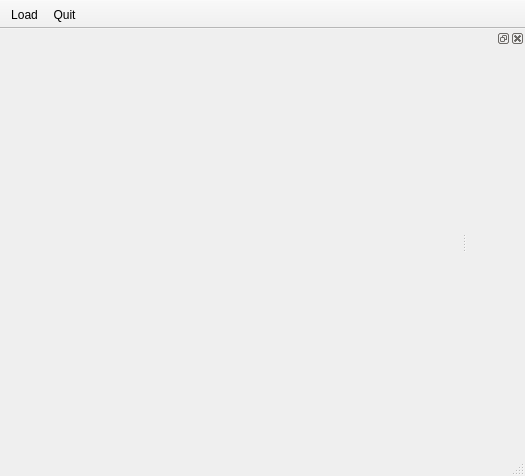
The window that ui/mainwindow.ui (probonopd/mu-image) describes before a commit, drawn with Qt 5.
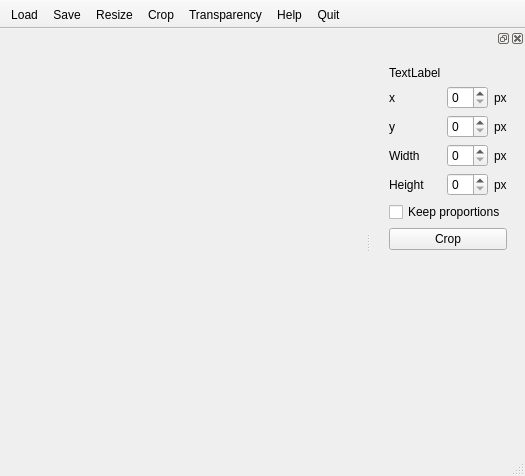
The same window after the commit. Icons and pictures are not drawn.

Commit message: add the stacked panels and get the toolbar to switch panel

Diff of the .ui file:
```diff
--- a/ui/mainwindow.ui
+++ b/ui/mainwindow.ui
@@ -45,13 +45,234 @@
     <bool>false</bool>
    </attribute>
    <addaction name="actionLoad"/>
+   <addaction name="actionSave"/>
+   <addaction name="actionResize"/>
+   <addaction name="actionCrop"/>
+   <addaction name="actionTransparency"/>
+   <addaction name="actionHelp"/>
    <addaction name="actionQuit"/>
   </widget>
   <widget class="QDockWidget" name="dockWidget">
    <attribute name="dockWidgetArea">
     <number>2</number>
    </attribute>
-   <widget class="QWidget" name="dockWidgetContents"/>
+   <widget class="QWidget" name="dockPanelsContent">
+    <layout class="QVBoxLayout" name="verticalLayout">
+     <item>
+      <widget class="QStackedWidget" name="stackedPanels">
+       <property name="currentIndex">
+        <number>2</number>
+       </property>
+       <widget class="QWidget" name="emptyPanel"/>
+       <widget class="QWidget" name="scalePanel">
+        <layout class="QGridLayout" name="gridLayout_3">
+         <item row="1" column="0">
+          <widget class="QLabel" name="label">
+           <property name="text">
+            <string>Width</string>
+           </property>
+          </widget>
+         </item>
+         <item row="2" column="1">
+          <widget class="QSpinBox" name="spinBox_2"/>
+         </item>
+         <item row="4" column="1">
+          <widget class="QSpinBox" name="spinBox_3"/>
+         </item>
+         <item row="2" column="2">
+          <widget class="QLabel" name="label_4">
+           <property name="text">
+            <string>px</string>
+           </property>
+          </widget>
+         </item>
+         <item row="2" column="0">
+          <widget class="QLabel" name="label_2">
+           <property name="text">
+            <string>Height</string>
+           </property>
+          </widget>
+         </item>
+         <item row="4" column="2">
+          <widget class="QLabel" name="label_7">
+           <property name="text">
+            <string>%</string>
+           </property>
+          </widget>
+         </item>
+         <item row="9" column="0">
+          <spacer name="verticalSpacer">
+           <property name="orientation">
+            <enum>Qt::Vertical</enum>
+           </property>
+           <property name="sizeHint" stdset="0">
+            <size>
+             <width>20</width>
+             <height>40</height>
+            </size>
+           </property>
+          </spacer>
+         </item>
+         <item row="7" column="0" colspan="3">
+          <widget class="QCheckBox" name="checkBox">
+           <property name="text">
+            <string>Keep proportions</string>
+           </property>
+          </widget>
+         </item>
+         <item row="5" column="0">
+          <widget class="QLabel" name="label_6">
+           <property name="text">
+            <string>Height</string>
+           </property>
+          </widget>
+         </item>
+         <item row="5" column="1">
+          <widget class="QSpinBox" name="spinBox_4"/>
+         </item>
+         <item row="1" column="2">
+          <widget class="QLabel" name="label_3">
+           <property name="text">
+            <string>px</string>
+           </property>
+          </widget>
+         </item>
+         <item row="1" column="1">
+          <widget class="QSpinBox" name="spinBox"/>
+         </item>
+         <item row="4" column="0">
+          <widget class="QLabel" name="label_5">
+           <property name="text">
+            <string>Width</string>
+           </property>
+          </widget>
+         </item>
+         <item row="5" column="2">
+          <widget class="QLabel" name="label_8">
+           <property name="text">
+            <string>%</string>
+           </property>
+          </widget>
+         </item>
+         <item row="8" column="0" colspan="2">
+          <widget class="QPushButton" name="resizeButton">
+           <property name="text">
+            <string>Resize</string>
+           </property>
+          </widget>
+         </item>
+        </layout>
+       </widget>
+       <widget class="QWidget" name="cropPanel">
+        <layout class="QGridLayout" name="gridLayout">
+         <item row="1" column="0">
+          <widget class="QLabel" name="label_9">
+           <property name="text">
+            <string>x</string>
+           </property>
+          </widget>
+         </item>
+         <item row="2" column="2">
+          <widget class="QLabel" name="label_13">
+           <property name="text">
+            <string>px</string>
+           </property>
+          </widget>
+         </item>
+         <item row="5" column="0">
+          <widget class="QLabel" name="label_10">
+           <property name="text">
+            <string>Width</string>
+           </property>
+          </widget>
+         </item>
+         <item row="2" column="1">
+          <widget class="QSpinBox" name="spinBox_6"/>
+         </item>
+         <item row="12" column="0">
+          <widget class="QLabel" name="label_16">
+           <property name="text">
+            <string>Height</string>
+           </property>
+          </widget>
+         </item>
+         <item row="0" column="0">
+          <widget class="QLabel" name="label_17">
+           <property name="text">
+            <string>TextLabel</string>
+           </property>
+          </widget>
+         </item>
+         <item row="12" column="1">
+          <widget class="QSpinBox" name="spinBox_8"/>
+         </item>
+         <item row="15" column="0" colspan="3">
+          <widget class="QCheckBox" name="checkBox_2">
+           <property name="text">
+            <string>Keep proportions</string>
+           </property>
+          </widget>
+         </item>
+         <item row="2" column="0">
+          <widget class="QLabel" name="label_11">
+           <property name="text">
+            <string>y</string>
+           </property>
+          </widget>
+         </item>
+         <item row="17" column="0">
+          <spacer name="verticalSpacer_2">
+           <property name="orientation">
+            <enum>Qt::Vertical</enum>
+           </property>
+           <property name="sizeHint" stdset="0">
+            <size>
+             <width>20</width>
+             <height>40</height>
+            </size>
+           </property>
+          </spacer>
+         </item>
+         <item row="12" column="2">
+          <widget class="QLabel" name="label_14">
+           <property name="text">
+            <string>px</string>
+           </property>
+          </widget>
+         </item>
+         <item row="5" column="2">
+          <widget class="QLabel" name="label_12">
+           <property name="text">
+            <string>px</string>
+           </property>
+          </widget>
+         </item>
+         <item row="5" column="1">
+          <widget class="QSpinBox" name="spinBox_7"/>
+         </item>
+         <item row="1" column="1">
+          <widget class="QSpinBox" name="spinBox_5"/>
+         </item>
+         <item row="1" column="2">
+          <widget class="QLabel" name="label_15">
+           <property name="text">
+            <string>px</string>
+           </property>
+          </widget>
+         </item>
+         <item row="16" column="0" colspan="3">
+          <widget class="QPushButton" name="cropButton">
+           <property name="text">
+            <string>Crop</string>
+           </property>
+          </widget>
+         </item>
+        </layout>
+       </widget>
+      </widget>
+     </item>
+    </layout>
+   </widget>
   </widget>
   <action name="actionLoad">
    <property name="icon">
@@ -77,6 +298,66 @@
     <string>Quit</string>
    </property>
   </action>
+  <action name="actionSave">
+   <property name="icon">
+    <iconset resource="../resources/mu-image.qrc">
+     <normaloff>:/resources/save.png</normaloff>:/resources/save.png</iconset>
+   </property>
+   <property name="text">
+    <string>Save</string>
+   </property>
+   <property name="toolTip">
+    <string>Save</string>
+   </property>
+  </action>
+  <action name="actionResize">
+   <property name="icon">
+    <iconset resource="../resources/mu-image.qrc">
+     <normaloff>:/resources/resize.png</normaloff>:/resources/resize.png</iconset>
+   </property>
+   <property name="text">
+    <string>Resize</string>
+   </property>
+   <property name="toolTip">
+    <string>Resize</string>
+   </property>
+  </action>
+  <action name="actionCrop">
+   <property name="icon">
+    <iconset resource="../resources/mu-image.qrc">
+     <normaloff>:/resources/crop.png</normaloff>:/resources/crop.png</iconset>
+   </property>
+   <property name="text">
+    <string>Crop</string>
+   </property>
+   <property name="toolTip">
+    <string>Crop</string>
+   </property>
+  </action>
+  <action name="actionTransparency">
+   <property name="icon">
+    <iconset resource="../resources/mu-image.qrc">
+     <normaloff>:/resources/transparency.png</normaloff>:/resources/transparency.png</iconset>
+   </property>
+   <property name="text">
+    <string>Transparency</string>
+   </property>
+   <property name="toolTip">
+    <string>Transparency</string>
+   </property>
+  </action>
+  <action name="actionHelp">
+   <property name="icon">
+    <iconset resource="../resources/mu-image.qrc">
+     <normaloff>:/resources/help.png</normaloff>:/resources/help.png</iconset>
+   </property>
+   <property name="text">
+    <string>Help</string>
+   </property>
+   <property name="toolTip">
+    <string>Help</string>
+   </property>
+  </action>
  </widget>
  <resources>
   <include location="../resources/mu-image.qrc"/>
```
Left out of the diff: 109 changed lines with no effect on the pictures. The commit also changes 3 other files.
